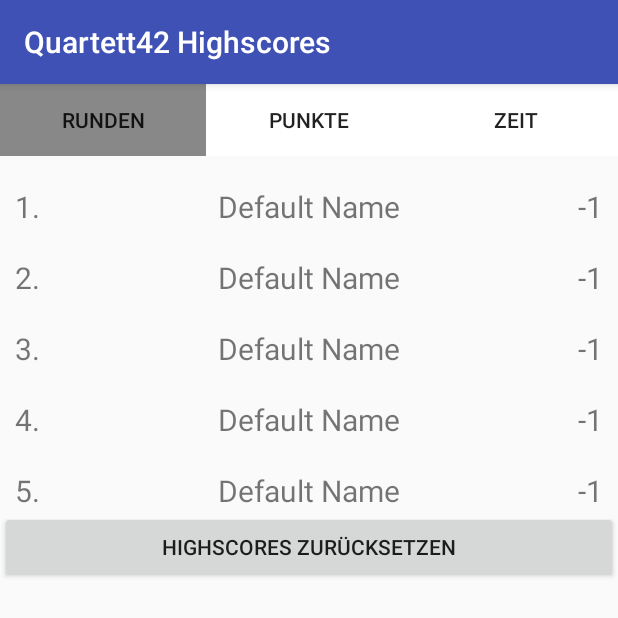
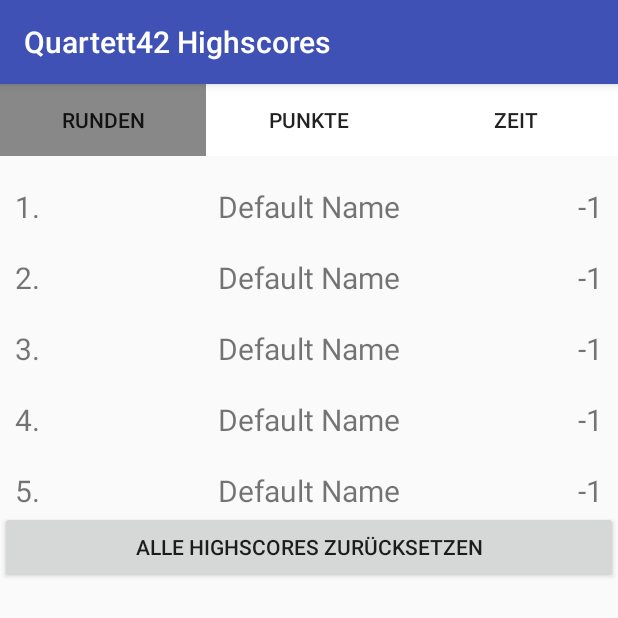
Before and after one commit to lb28/MAL_Quartett42, an Android app: the HighscoreActivity screen opened directly, with no data from a screen before it, on a phone screen of 412 x 824 dp, the top half of it. Run offline under Robolectric (Android 15) with nearby library versions, the phone set to English and light mode, and no system bars.

Commit message:
nochmal kleine änderung

```diff
--- a/app/src/main/res/layout/activity_highscore.xml
+++ b/app/src/main/res/layout/activity_highscore.xml
@@ -233,7 +233,7 @@
             android:id="@+id/resetHighscores"
             android:layout_width="match_parent"
             android:layout_height="wrap_content"
-            android:text="Highscores zurücksetzen"
+            android:text="Alle Highscores zurücksetzen"
             android:onClick="resetHighscoresFunction"/>
 
     </LinearLayout>
```
Also changed, not shown: app/src/main/java/de/uulm/dbis/quartett42/HighscoreActivity.java (+1 -11 lines).
